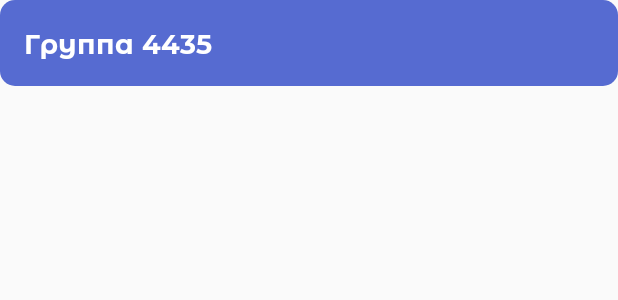
After one commit to Sofiika25/kurschool, an Android app built with Jetpack Compose: the layout item_group.xml on its own in the app's theme, with its tools: preview values and no code run, on a phone screen of 412 x 824 dp. The commit adds this screen. Shown: the top 300 px of the screen. Run offline under Robolectric (Android 15) with nearby library versions, the phone set to English and light mode, and no system bars.

Commit message:
Print students from group

```diff
--- /dev/null
+++ b/app/src/main/java/com/example/kuratorschool/Models/Student.kt
@@ -0,0 +1,6 @@
+package com.example.kuratorschool.Models
+
+data class Student(
+    val full_name: String = "",
+    val user_id: String = ""
+)
--- /dev/null
+++ b/app/src/main/res/layout/item_group.xml
@@ -0,0 +1,24 @@
+<?xml version="1.0" encoding="utf-8"?>
+<LinearLayout
+    xmlns:android="http://schemas.android.com/apk/res/android"
+    android:layout_width="match_parent"
+    android:layout_height="wrap_content"
+    android:orientation="vertical"
+    android:padding="16dp"
+    android:background="@drawable/round_card">
+
+    <TextView
+        android:id="@+id/group_title"
+        android:layout_width="wrap_content"
+        android:layout_height="wrap_content"
+        android:text="Группа 4435"
+        android:textSize="18sp"
+        android:fontFamily="@font/montsbold"
+        android:textColor="#FFFFFF"/>
+
+    <androidx.recyclerview.widget.RecyclerView
+        android:id="@+id/students_recycler"
+        android:layout_width="match_parent"
+        android:layout_height="wrap_content"
+        android:nestedScrollingEnabled="false"/>
+</LinearLayout>
```
Also changed, not shown: app/src/main/java/com/example/kuratorschool/Adapter/GroupAdapter.kt (added, +33 -0 lines), app/src/main/java/com/example/kuratorschool/Adapter/StudentAdapter.kt (added, +28 -0 lines), app/src/main/java/com/example/kuratorschool/Models/Group.kt (added, +7 -0 lines), app/src/main/java/com/example/kuratorschool/my_group_display.kt (+46 -3 lines), app/src/main/res/layout/activity_my_group_display.xml (+5 -16 lines), app/src/main/res/layout/item_student.xml (added, +19 -0 lines).
